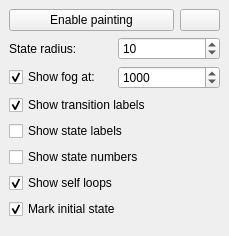
The window that tools/release/ltsgraph/glwidget.ui (mCRL2org/mCRL2) describes before a commit, drawn with Qt 5.
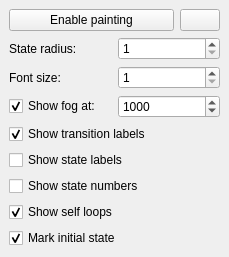
The same window after the commit.

Commit message: ltsgraph: add a input widget for changing the font size

What changed in the file:
```diff
--- a/tools/release/ltsgraph/glwidget.ui
+++ b/tools/release/ltsgraph/glwidget.ui
@@ -78,7 +78,7 @@
          <number>50</number>
         </property>
         <property name="value">
-         <number>10</number>
+         <number></number>
         </property>
        </widget>
       </item>
@@ -86,6 +86,30 @@
     </item>
     <item>
      <layout class="QHBoxLayout" name="horizontalLayout_3">
+      <item>
+       <widget class="QLabel" name="labelFontSize">
+        <property name="text">
+         <string>Font size:</string>
+        </property>
+       </widget>
+      </item>
+      <item>
+       <widget class="QSpinBox" name="spinFontSize">
+        <property name="minimum">
+         <number>1</number>
+        </property>
+        <property name="maximum">
+         <number>50</number>
+        </property>
+        <property name="value">
+         <number></number>
+        </property>
+       </widget>
+      </item>
+     </layout>
+    </item>
+    <item>
+     <layout class="QHBoxLayout" name="horizontalLayout_4">
       <item>
        <widget class="QCheckBox" name="cbFog">
         <property name="text">
```
The commit also changes 4 other files.
